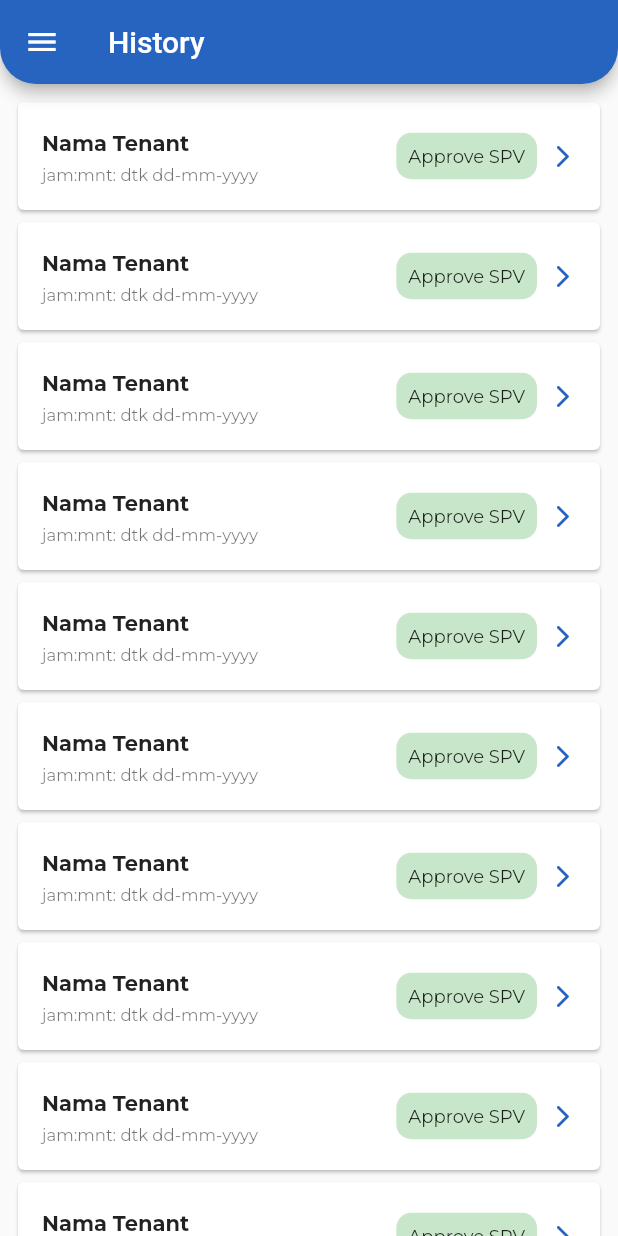
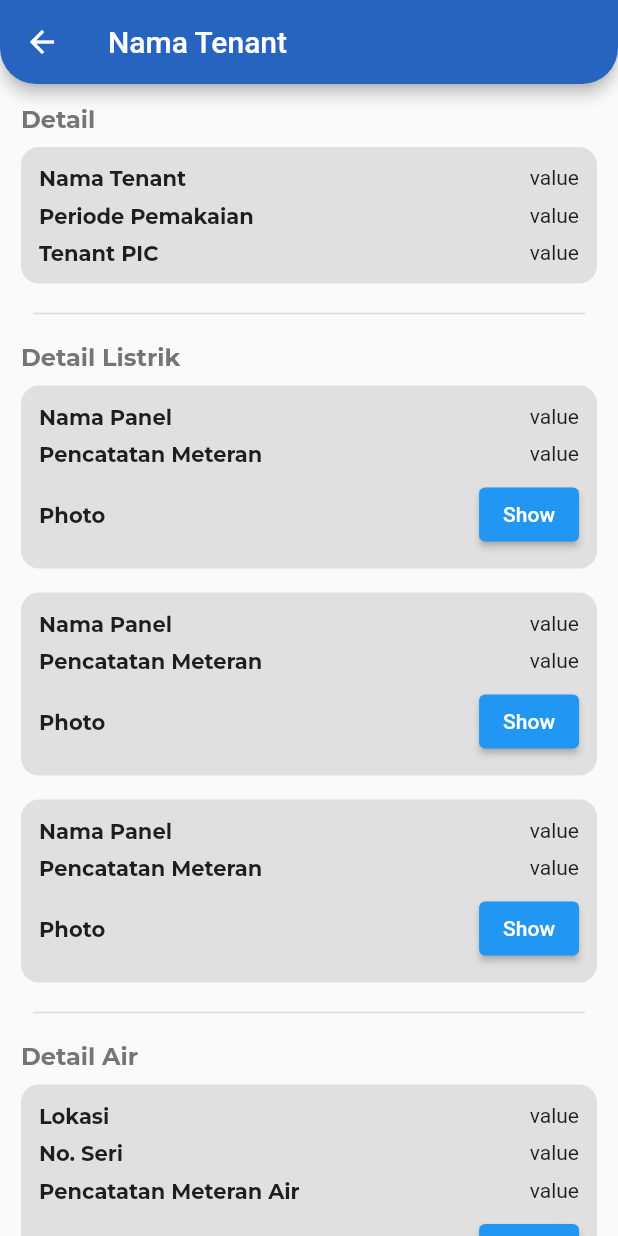
Before and after one commit to MauL08/Tenants, a Flutter app: the HistoryPage screen opened directly, after a tap on "Nama Tenant", on a phone screen of 412 x 824 dp. Run offline on Flutter 3.47's test engine with Material 2 defaults, Android fonts, the phone set to English and light mode, and no system bars; our stand-ins replace dio, get, google_fonts, hive; accounts and stored records are empty.

Commit message:
finish tenant page

```diff
--- a/lib/pages/drawer_page/drawer_page.dart
+++ b/lib/pages/drawer_page/drawer_page.dart
@@ -11,6 +11,9 @@ class DrawerPage extends StatelessWidget {
     return Drawer(
       child: SafeArea(
         child: Column(
+          mainAxisAlignment: MainAxisAlignment.spaceBetween,
+          children: [
+            Column(
               children: [
                 const SizedBox(height: 16),
                 CircleAvatar(
@@ -40,7 +43,8 @@ class DrawerPage extends StatelessWidget {
                 Card(
                   child: ListTile(
                     onTap: () {
-                  Navigator.push(context, MaterialPageRoute(builder: (context) {
+                      Navigator.push(context,
+                          MaterialPageRoute(builder: (context) {
                         return FormInputPage();
                       }));
                     },
@@ -55,10 +59,15 @@ class DrawerPage extends StatelessWidget {
                     ),
                   ),
                 ),
+              ],
+            ),
             SizedBox(height: 8),
-            ElevatedButton(
+            Padding(
+              padding: const EdgeInsets.fromLTRB(12, 0, 12, 24),
+              child: ElevatedButton(
                 style: ElevatedButton.styleFrom(
-                primary: Colors.red,
+                  primary: Color.fromARGB(255, 255, 17, 0),
+                  minimumSize: const Size.fromHeight(50),
                 ),
                 onPressed: () {
                   Navigator.push(context, MaterialPageRoute(builder: (context) {
@@ -67,6 +76,7 @@ class DrawerPage extends StatelessWidget {
                 },
                 child: Text('Log Out'),
               ),
+            ),
           ],
         ),
       ),
--- a/lib/pages/history_page/history_page.dart
+++ b/lib/pages/history_page/history_page.dart
@@ -1,6 +1,7 @@
 import 'package:flutter/material.dart';
 import 'package:tenantsapp/core/config/app_config.dart';
 import 'package:tenantsapp/pages/drawer_page/drawer_page.dart';
+import 'package:tenantsapp/pages/tenant_page/tenant_page.dart';
 
 class HistoryPage extends StatelessWidget {
   const HistoryPage({Key? key}) : super(key: key);
@@ -26,7 +27,11 @@ class HistoryPage extends StatelessWidget {
           itemBuilder: ((context, index) {
             return Card(
               child: ListTile(
-                onTap: () {},
+                onTap: () {
+                  Navigator.push(context, MaterialPageRoute(builder: (context) {
+                    return TenantPage();
+                  }));
+                },
                 title: Text(
                   'Nama Tenant',
                   style: heading4Style,
--- a/lib/pages/tenant_page/tenant_page.dart
+++ b/lib/pages/tenant_page/tenant_page.dart
@@ -0,0 +1,260 @@
+import 'package:flutter/material.dart';
+import 'package:tenantsapp/core/config/app_config.dart';
+
+class TenantPage extends StatelessWidget {
+  const TenantPage({Key? key}) : super(key: key);
+
+  @override
+  Widget build(BuildContext context) {
+    return Scaffold(
+      appBar: AppBar(
+        backgroundColor: COLOR_PRIMARY,
+        title: const Text('Nama Tenant'),
+        shape: const RoundedRectangleBorder(
+          borderRadius: BorderRadius.vertical(
+            bottom: Radius.circular(24),
+          ),
+        ),
+      ),
+      body: SingleChildScrollView(
+        child: Padding(
+          padding: const EdgeInsets.all(14.0),
+          child: Column(
+            crossAxisAlignment: CrossAxisAlignment.start,
+            children: [
+              Text(
+                'Detail',
+                style: heading3Style.copyWith(color: Colors.grey.shade600),
+              ),
+              const SizedBox(height: 8),
+              Container(
+                width: double.infinity,
+                padding: EdgeInsets.all(12),
+                decoration: BoxDecoration(
+                  color: Colors.grey.shade300,
+                  borderRadius: BorderRadius.circular(12),
+                ),
+                child: Column(
+                  children: [
+                    Row(
+                      mainAxisAlignment: MainAxisAlignment.spaceBetween,
+                      children: [
+                        Text(
+                          'Nama Tenant',
+                          style: heading4Style,
+                        ),
+                        Text('value'),
+                      ],
+                    ),
+                    SizedBox(height: 8),
+                    Row(
+                      mainAxisAlignment: MainAxisAlignment.spaceBetween,
+                      children: [
+                        Text(
+                          'Periode Pemakaian',
+                          style: heading4Style,
+                        ),
+                        Text('value'),
+                      ],
+                    ),
+                    SizedBox(height: 8),
+                    Row(
+                      mainAxisAlignment: MainAxisAlignment.spaceBetween,
+                      children: [
+                        Text(
+                          'Tenant PIC',
+                          style: heading4Style,
+                        ),
+                        Text('value'),
+                      ],
+                    ),
+                  ],
+                ),
+              ),
+              SizedBox(height: 12),
+              const Padding(
+                padding: EdgeInsets.symmetric(
+                  horizontal: 8,
+                ),
+                child: Divider(
+                  thickness: 1,
+                ),
+              ),
+              SizedBox(height: 12),
+              Text(
+                'Detail Listrik',
+                style: heading3Style.copyWith(color: Colors.grey.shade600),
+              ),
+              SizedBox(height: 8),
+              ListView.separated(
+                primary: false,
+                shrinkWrap: true,
+                itemCount: 3,
+                separatorBuilder: (context, index) {
+                  return Divider(
+                    color: Colors.transparent,
+                  );
+                },
+                itemBuilder: (context, index) {
+                  return Container(
+                    width: double.infinity,
+                    padding: EdgeInsets.all(12),
+                    decoration: BoxDecoration(
+                      color: Colors.grey.shade300,
+                      borderRadius: BorderRadius.circular(12),
+                    ),
+                    child: Column(
+                      children: [
+                        Row(
+                          mainAxisAlignment: MainAxisAlignment.spaceBetween,
+                          children: [
+                            Text(
+                              'Nama Panel',
+                              style: heading4Style,
+                            ),
+                            Text('value'),
+                          ],
+                        ),
+                        SizedBox(height: 8),
+                        Row(
+                          mainAxisAlignment: MainAxisAlignment.spaceBetween,
+                          children: [
+                            Text(
+                              'Pencatatan Meteran',
+                              style: heading4Style,
+                            ),
+                            Text('value'),
+                          ],
+                        ),
+                        SizedBox(height: 8),
+                        Row(
+                          mainAxisAlignment: MainAxisAlignment.spaceBetween,
+                          children: [
+                            Text(
+                              'Photo',
+                              style: heading4Style,
+                            ),
+                            ElevatedButton(
+                              onPressed: () {},
+                              child: Text('Show'),
+                            )
+                          ],
+                        ),
+                      ],
+                    ),
+                  );
+                },
+              ),
+              SizedBox(height: 12),
+              const Padding(
+                padding: EdgeInsets.symmetric(
+                  horizontal: 8,
+                ),
+                child: Divider(
+                  thickness: 1,
+                ),
+              ),
+              SizedBox(height: 12),
+              Text(
+                'Detail Air',
+                style: heading3Style.copyWith(color: Colors.grey.shade600),
+              ),
+              SizedBox(height: 8),
+              ListView.separated(
+                primary: false,
+                shrinkWrap: true,
+                itemCount: 3,
+                separatorBuilder: (context, index) {
+                  return Divider(
+                    color: Colors.transparent,
+                  );
+                },
+                itemBuilder: (context, index) {
+                  return Container(
+                    width: double.infinity,
+                    padding: EdgeInsets.all(12),
+                    decoration: BoxDecoration(
+                      color: Colors.grey.shade300,
+                      borderRadius: BorderRadius.circular(12),
+                    ),
+                    child: Column(
+                      children: [
+                        Row(
+                          mainAxisAlignment: MainAxisAlignment.spaceBetween,
+                          children: [
+                            Text(
+                              'Lokasi',
+                              style: heading4Style,
+                            ),
+                            Text('value'),
+                          ],
+                        ),
+                        SizedBox(height: 8),
+                        Row(
+                          mainAxisAlignment: MainAxisAlignment.spaceBetween,
+                          children: [
+                            Text(
+                              'No. Seri',
+                              style: heading4Style,
+                            ),
+                            Text('value'),
+                          ],
+                        ),
+                        SizedBox(height: 8),
+                        Row(
+                          mainAxisAlignment: MainAxisAlignment.spaceBetween,
+                          children: [
+                            Text(
+                              'Pencatatan Meteran Air',
+                              style: heading4Style,
+                            ),
+                            Text('value'),
+                          ],
+                        ),
+                        SizedBox(height: 8),
+                        Row(
+                          mainAxisAlignment: MainAxisAlignment.spaceBetween,
+                          children: [
+                            Text(
+                              'Photo',
+                              style: heading4Style,
+                            ),
+                            ElevatedButton(
+                              onPressed: () {},
+                              child: Text('Show'),
+                            )
+                          ],
+                        ),
+                      ],
+                    ),
+                  );
+                },
+              ),
+              SizedBox(height: 12),
+              const Padding(
+                padding: EdgeInsets.symmetric(
+                  horizontal: 8,
+                ),
+                child: Divider(
+                  thickness: 1,
+                ),
+              ),
+              SizedBox(height: 12),
+              Text(
+                'History Invoice',
+                style: heading3Style.copyWith(color: Colors.grey.shade600),
+              ),
+              SizedBox(height: 18),
+              Center(
+                child: Text(
+                  '-',
+                  style: heading3Style.copyWith(color: Colors.grey.shade600),
+                ),
+              )
+            ],
+          ),
+        ),
+      ),
+    );
+  }
+}
```
Lines whose indentation alone changed are shown as unchanged.
